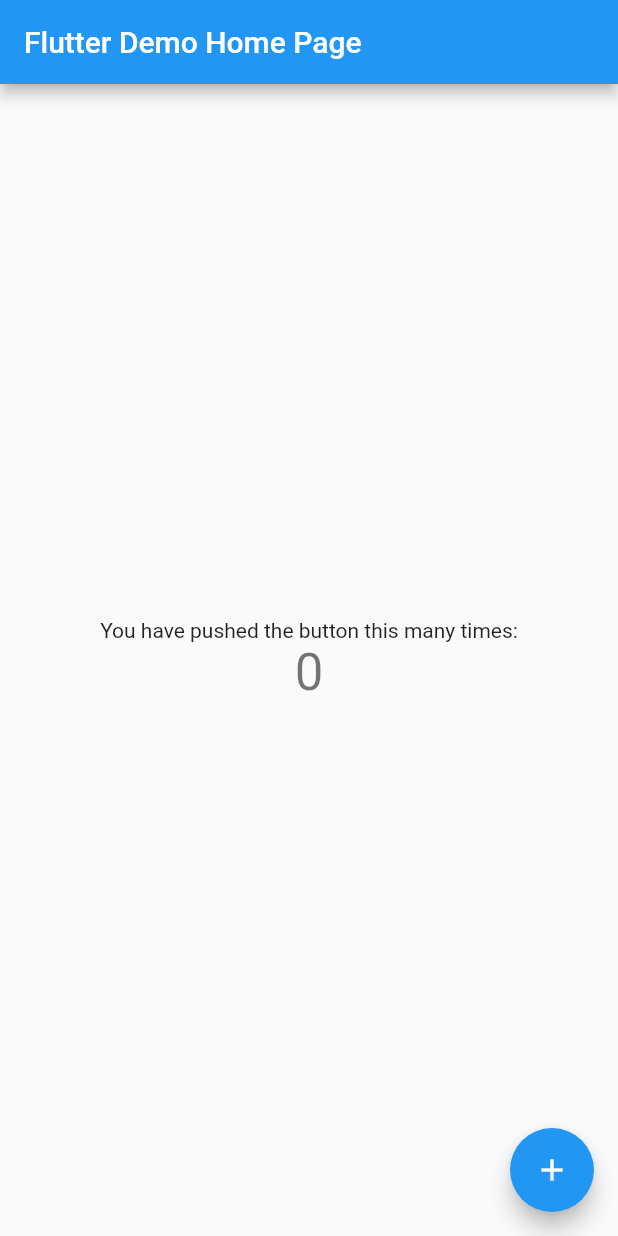
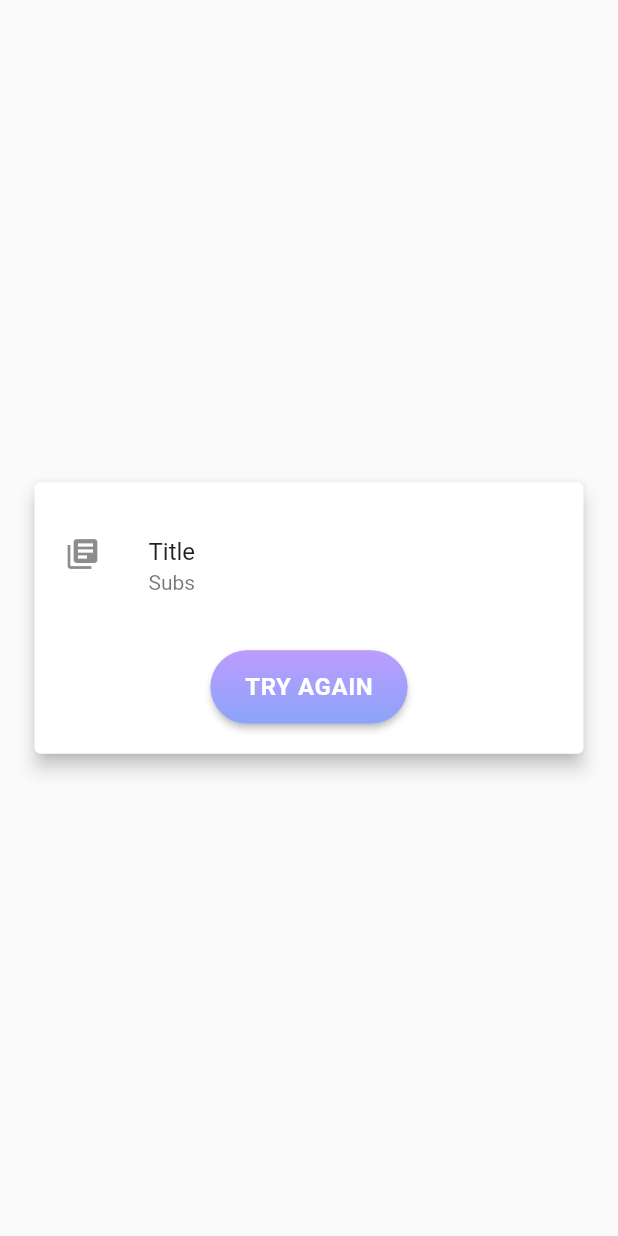
Before and after one commit to AS-Devs/numbers_game, a Flutter app: the screen it shows after launch, on a phone screen of 412 x 824 dp. Run offline on Flutter 3.47's test engine with Material 2 defaults, Android fonts, the phone set to English and light mode, and no system bars.

Commit message:
master: screen 1 card added

```diff
--- a/lib/main.dart
+++ b/lib/main.dart
@@ -1,62 +1,74 @@
 import 'package:flutter/material.dart';
+import 'package:numbers_game/webapis/services.dart';
+import 'package:numbers_game/models/fact.dart';
 
-void main() => runApp(MyApp());
+void main() => runApp(NumbersGame());
 
-class MyApp extends StatelessWidget {
+class NumbersGame extends StatelessWidget {
   @override
   Widget build(BuildContext context) {
     return MaterialApp(
-      title: 'Flutter Demo',
-      theme: ThemeData(
-        primarySwatch: Colors.blue,
-      ),
-      home: MyHomePage(title: 'Flutter Demo Home Page'),
+      title: 'Numbers Game',
+      home: FisrtScreen(title: 'Numbers Game'),
     );
   }
 }
 
-class MyHomePage extends StatefulWidget {
-  MyHomePage({Key key, this.title}) : super(key: key);
+class FisrtScreen extends StatefulWidget {
+  FisrtScreen({Key key, this.title}) : super(key: key);
 
   final String title;
 
   @override
-  _MyHomePageState createState() => _MyHomePageState();
+  _FisrtScreenState createState() => _FisrtScreenState();
 }
 
-class _MyHomePageState extends State<MyHomePage> {
-  int _counter = 0;
-
-  void _incrementCounter() {
-    setState(() {
-      _counter++;
-    });
-  }
-
+class _FisrtScreenState extends State<FisrtScreen> {
   @override
   Widget build(BuildContext context) {
     return Scaffold(
-      appBar: AppBar(
-        title: Text(widget.title),
-      ),
       body: Center(
-        child: Column(
-          mainAxisAlignment: MainAxisAlignment.center,
-          children: <Widget>[
-            Text(
-              'You have pushed the button this many times:',
-            ),
-            Text(
-              '$_counter',
-              style: Theme.of(context).textTheme.display1,
-            ),
-          ],
-        ),
-      ),
-      floatingActionButton: FloatingActionButton(
-        onPressed: _incrementCounter,
-        tooltip: 'Increment',
-        child: Icon(Icons.add),
+        child: Card(
+            elevation: 5.00,
+            margin: EdgeInsets.all(23.0),
+            child: Padding(
+              padding: const EdgeInsets.only(bottom: 20),
+              child: Column(
+                mainAxisSize: MainAxisSize.min,
+                children: <Widget>[
+                  ListTile(
+                    contentPadding: EdgeInsets.all(20),
+                    leading: Icon(Icons.library_books),
+                    title: Text('Title'),
+                    subtitle: Text('Subs'),
+                  ),
+                  RaisedButton(
+                    onPressed: () {
+                      print('Button Pressed');
+                    },
+                    textColor: Colors.white,
+                    padding: const EdgeInsets.all(0.0),
+                    shape: RoundedRectangleBorder(
+                        borderRadius: BorderRadius.circular(30.0)),
+                    child: Container(
+                      decoration: const BoxDecoration(
+                          gradient: LinearGradient(
+                            begin: Alignment.topCenter,
+                            end: Alignment.bottomCenter,
+                            colors: <Color>[
+                              Color(0xFFBC9CFF),
+                              Color(0xFF8BA4F9),
+                            ],
+                          ),
+                          borderRadius: BorderRadius.all(Radius.circular(30.0))),
+                      padding: const EdgeInsets.fromLTRB(23, 15, 23, 15),
+                      child: const Text('TRY AGAIN',
+                          style: TextStyle(fontSize: 16, fontStyle: FontStyle.normal, fontWeight: FontWeight.bold, letterSpacing: 0.4 )),
+                    ),
+                  )
+                ],
+              ),
+            )),
       ),
     );
   }
```
Also changed, not shown: 1 other file.
